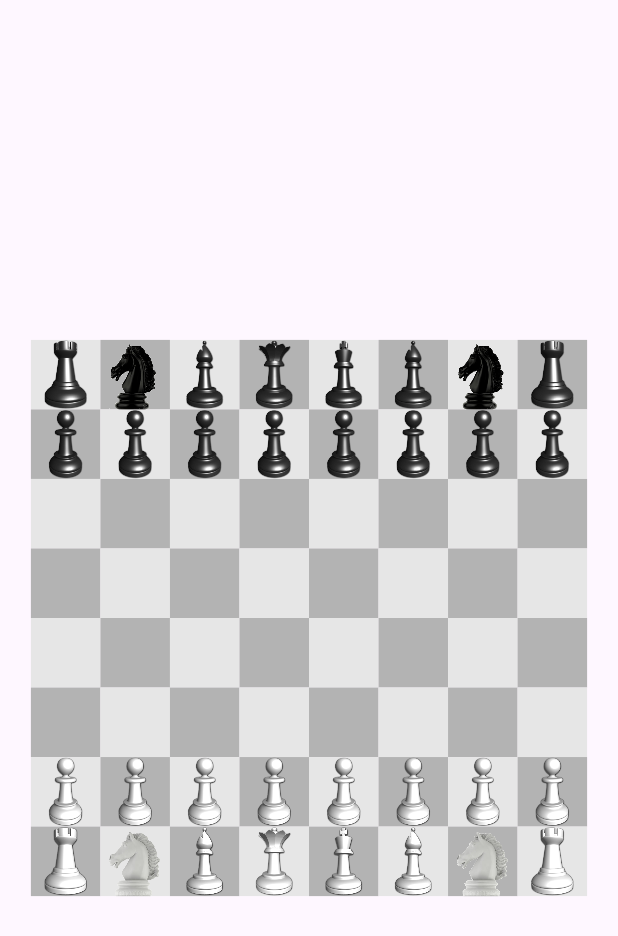
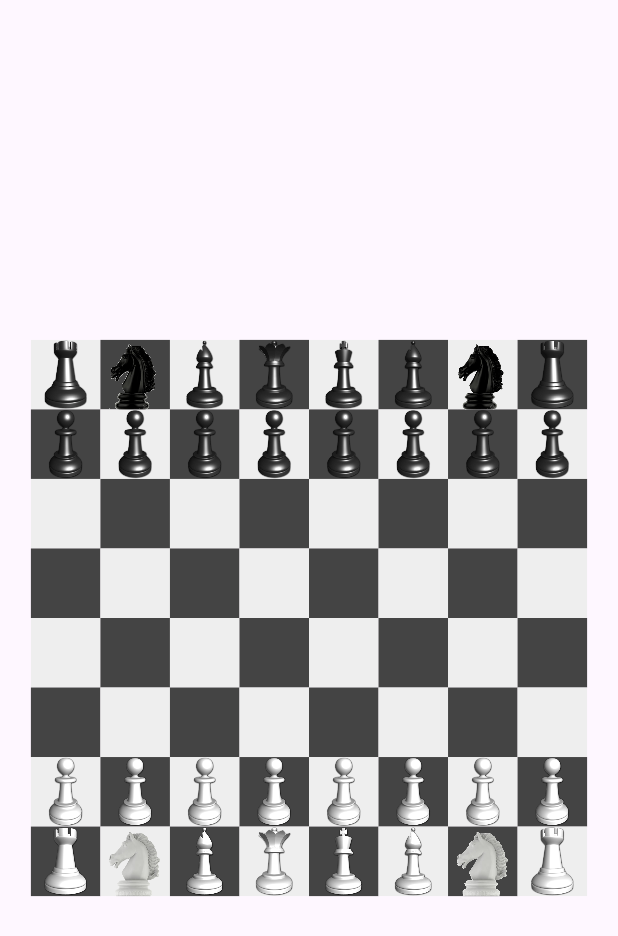
Before and after one commit to ChalkyTea/ChessGame, an Android app: the screen it shows after launch (MainActivity), on a phone screen of 412 x 824 dp. Shown: the top 936 px of the screen. Run offline under Robolectric (Android 15) with nearby library versions, the phone set to English and light mode, and no system bars.

```diff
--- a/app/src/main/java/com/example/chessgame/ChessDelegate.kt
+++ b/app/src/main/java/com/example/chessgame/ChessDelegate.kt
@@ -2,4 +2,5 @@ package com.example.chessgame
 
 interface ChessDelegate {
     fun pieceAt (col: Int, row: Int) : ChessPiece?
+    fun movePiece(fromCol:Int, fromRow: Int, toCol:Int, toRow:Int)
 }
--- a/app/src/main/java/com/example/chessgame/ChessView.kt
+++ b/app/src/main/java/com/example/chessgame/ChessView.kt
@@ -17,15 +17,13 @@ import androidx.annotation.RequiresApi
 import java.lang.Integer.min
 
 class ChessView(context: Context?, attrs: AttributeSet?) : View(context, attrs) {
-    private final val scaleFactor = .9f
-    private final var originX = 20f
-    private final var originY = 200f
-    private final var cellSide: Float = 130f
-    @RequiresApi(Build.VERSION_CODES.O)
-    private final val lightColor = Color.argb(1f,.9f,.9f, .9f)
-    @RequiresApi(Build.VERSION_CODES.O)
-    private final val darkColor = Color.argb(1f,.7f,.7f, .7f)
-    private final val imgResIDs = setOf(
+    private val scaleFactor = .9f
+    private var originX = 20f
+    private var originY = 200f
+    private var cellSide: Float = 130f
+    private val lightColor = Color.parseColor("#EEEEEE")
+    private val darkColor = Color.parseColor("#444444")
+    private val imgResIDs = setOf(
         R.drawable.bishop_black,
         R.drawable.bishop_white,
         R.drawable.king_black,
@@ -39,8 +37,10 @@ class ChessView(context: Context?, attrs: AttributeSet?) : View(context, attrs)
         R.drawable.pawn_black,
         R.drawable.pawn_white,
         )
-    private final val bitmaps = mutableMapOf<Int, Bitmap>()
-    private final val paint = Paint()
+    private val bitmaps = mutableMapOf<Int, Bitmap>()
+    private val paint = Paint()
+    private var fromCol: Int  = -1
+    private var fromRow: Int  = -1
 
     var chessDelegate: ChessDelegate? = null
 
@@ -51,10 +51,10 @@ class ChessView(context: Context?, attrs: AttributeSet?) : View(context, attrs)
     @RequiresApi(Build.VERSION_CODES.O)
     override fun onDraw(canvas: Canvas) {
         canvas ?: return
-        val chessBoardSide = min(canvas.width, canvas.height) * scaleFactor
+        val chessBoardSide = min(width, height) * scaleFactor
         cellSide = chessBoardSide / 8f
-        originX = (canvas.width - chessBoardSide)/2f
-        originY = (canvas.height - chessBoardSide)/2f
+        originX = (width - chessBoardSide)/2f
+        originY = (height - chessBoardSide)/2f
 
         drawChessboard(canvas)
         drawPieces(canvas)
@@ -64,11 +64,20 @@ class ChessView(context: Context?, attrs: AttributeSet?) : View(context, attrs)
         event ?: return false
         when (event.action){
             MotionEvent.ACTION_DOWN -> {
-                Log.d(TAG, "down")
+                fromCol = ((event.x - originX)/ cellSide).toInt()
+                fromRow = 7 - ((event.y - originY)/ cellSide).toInt()
             }
+            MotionEvent.ACTION_MOVE -> {
+
+            }
+
             MotionEvent.ACTION_UP-> {
-                Log.d(TAG, "up")
+                val col = ((event.x - originX)/ cellSide).toInt()
+                val row = 7 - ((event.y - originY)/ cellSide).toInt()
+                Log.d(TAG, "From ($fromCol, $fromRow) to ($col, $row)")
+                chessDelegate?.movePiece(fromCol, fromRow, col, row)
             }
+
         }
         return true
     }
--- a/app/src/main/java/com/example/chessgame/MainActivity.kt
+++ b/app/src/main/java/com/example/chessgame/MainActivity.kt
@@ -20,4 +20,10 @@ class MainActivity : AppCompatActivity(), ChessDelegate {
     override fun pieceAt(col: Int, row: Int): ChessPiece? {
         return chessModel.pieceAt(col,row)
     }
+
+    override fun movePiece(fromCol: Int, fromRow: Int, toCol: Int, toRow: Int) {
+        chessModel.movePiece(fromCol, fromRow, toCol, toRow)
+        val chessView = findViewById<ChessView>(R.id.chess_view)
+        chessView.invalidate()
+    }
 }
```
